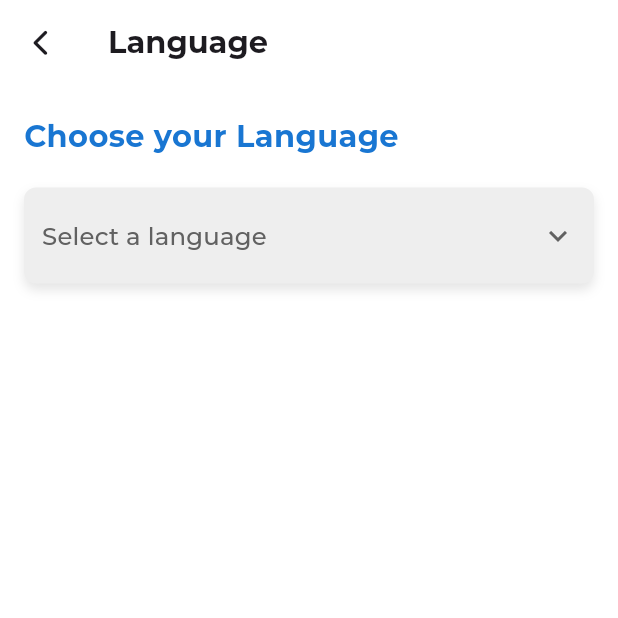
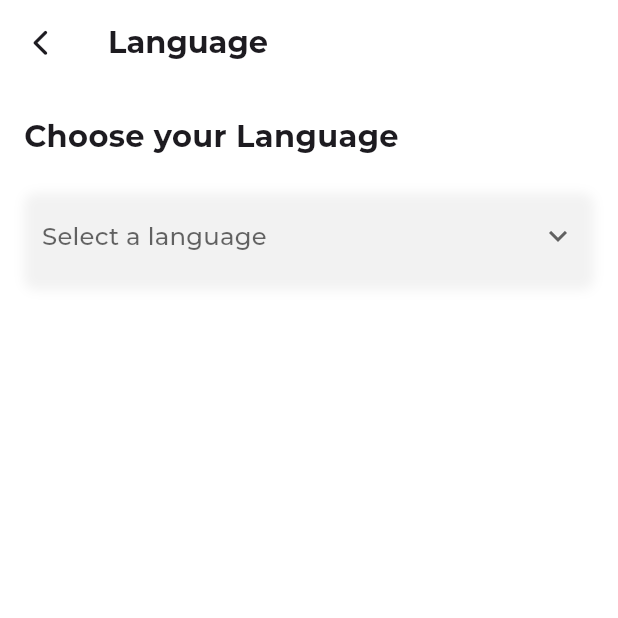
Before and after one commit to KamelKOFASH/bookly_app, a Flutter app: the LanguagesView screen opened by its route, on a phone screen of 412 x 824 dp, the top half of it. Run offline on Flutter 3.47's test engine with Material 3 defaults, Android fonts, the phone set to English and light mode, and no system bars; our stand-ins replace animated_bottom_navigation_bar, bloc, cached_network_image, dartz, dio, equatable and 10 more; accounts and stored records are empty; network calls fail.

Commit message:
Update languages_view.dart

```diff
--- a/lib/features/settings/presentation/views/languages_view.dart
+++ b/lib/features/settings/presentation/views/languages_view.dart
@@ -41,18 +41,16 @@ class _LanguagesViewState extends State<LanguagesView> {
               S.of(context).choose_language,
               style: Styles.textStyle20.copyWith(
                 fontWeight: FontWeight.bold,
-                color: Theme.of(context).primaryColorDark,
               ),
             ),
             const SizedBox(height: 20),
             Container(
               padding: const EdgeInsets.symmetric(horizontal: 12, vertical: 8),
               decoration: BoxDecoration(
-                color: Colors.grey[200],
                 borderRadius: BorderRadius.circular(8),
                 boxShadow: [
                   BoxShadow(
-                    color: Colors.black.withOpacity(0.1),
+                    color: Colors.black.withOpacity(0.05),
                     blurRadius: 6,
                     offset: const Offset(0, 4),
                   ),
@@ -64,7 +62,7 @@ class _LanguagesViewState extends State<LanguagesView> {
                 value: selectedLanguageCode,
                 hint: Text(
                   S.of(context).select_a_language,
-                  style: Styles.textStyle16.copyWith(color: Colors.grey[700]),
+                  style: Styles.textStyle16,
                 ),
                 underline: const SizedBox(),
                 items: languages.map((language) {
@@ -74,9 +72,6 @@ class _LanguagesViewState extends State<LanguagesView> {
                       padding: const EdgeInsets.symmetric(vertical: 12),
                       decoration: BoxDecoration(
                         borderRadius: BorderRadius.circular(8),
-                        color: selectedLanguageCode == language['code']
-                            ? Theme.of(context).primaryColor.withOpacity(0.1)
-                            : Colors.transparent,
                       ),
                       child: Row(
                         children: [
@@ -89,9 +84,6 @@ class _LanguagesViewState extends State<LanguagesView> {
                             language['name'] ?? '',
                             style: Styles.textStyle16.copyWith(
                               fontWeight: FontWeight.w600,
-                              color: selectedLanguageCode == language['code']
-                                  ? Theme.of(context).primaryColor
-                                  : Colors.black,
                             ),
                           ),
                         ],
```
